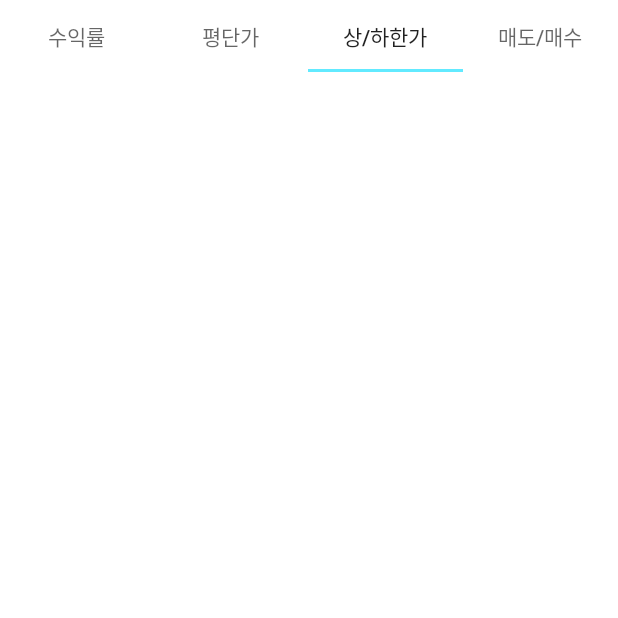
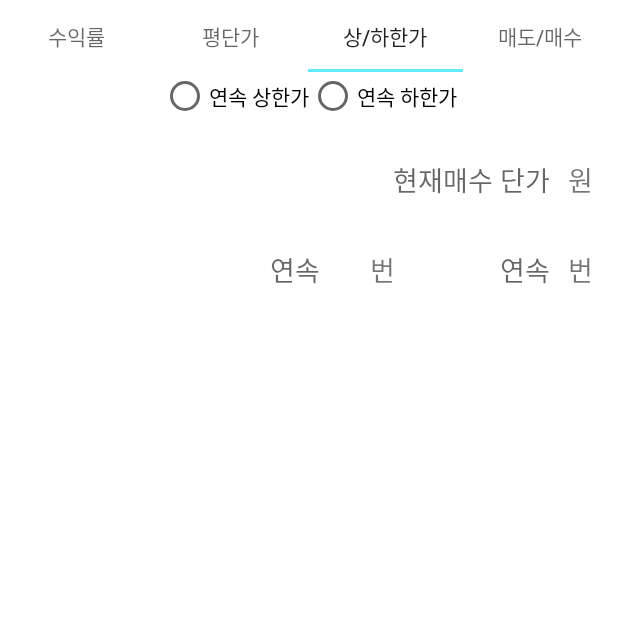
Before and after one commit to vpdls1511/stock_Android, an Android app: the screen it shows after launch (MainActivity), tab 3 chosen, on a phone screen of 412 x 824 dp, the top half of it. Run offline under Robolectric (Android 15) with nearby library versions, the phone set to English and light mode, and no system bars; libraries missing offline, so code that uses them is left out: com.gauravk.bubblenavigation; 2 statements that could not run were skipped.

Commit message:
radio button added

```diff
--- a/app/src/main/java/com/ngyu/stock/ui/fragments/ContinuityFragment.kt
+++ b/app/src/main/java/com/ngyu/stock/ui/fragments/ContinuityFragment.kt
@@ -5,6 +5,9 @@ import android.util.Log
 import android.view.LayoutInflater
 import android.view.View
 import android.view.ViewGroup
+import android.widget.RadioButton
+import android.widget.RadioGroup
+import android.widget.Toast
 import androidx.fragment.app.Fragment
 import androidx.viewpager.widget.ViewPager
 import com.gauravk.bubblenavigation.BubbleNavigationLinearView
@@ -28,6 +31,20 @@ open class ContinuityFragment : Fragment()
     {
         val v = inflater.inflate(R.layout.continuity_stock, container, false)
 
+        var radioValue = 0
+        val radioGroup: RadioGroup = v.findViewById(R.id.radioGroup)
+
+        radioGroup.setOnCheckedChangeListener{group, checkedId ->
+            val radioButton:RadioButton = v.findViewById(checkedId)
+            Toast.makeText(context, radioButton.text ,Toast.LENGTH_SHORT).show()
+
+            if(radioButton.text == "연속 상한가"){
+                radioValue = 1
+            }else if(radioButton.text == "연속 하한가"){
+                radioValue = 0
+            }
+        }
+
 
 
         return v
--- a/app/src/main/res/layout/continuity_stock.xml
+++ b/app/src/main/res/layout/continuity_stock.xml
@@ -7,5 +7,110 @@
     android:layout_height="match_parent">
 
 
+    <RadioGroup
+        android:id="@+id/radioGroup"
+        android:layout_width="wrap_content"
+        android:layout_height="wrap_content"
+        android:layout_gravity="center"
+        android:orientation="horizontal">
+
+        <RadioButton
+            android:id="@+id/radioUp"
+            android:layout_width="wrap_content"
+            android:layout_height="wrap_content"
+            android:text="연속 상한가"
+            />
+
+        <RadioButton
+            android:id="@+id/radioDown"
+            android:layout_width="wrap_content"
+            android:layout_height="wrap_content"
+            android:text="연속 하한가"
+            />
+    </RadioGroup>
+
+    <RelativeLayout
+        android:layout_width="match_parent"
+        android:layout_height="wrap_content"
+        android:layout_marginTop="20dp"
+        android:layout_marginRight="5dp"
+        android:orientation="horizontal">
+
+        <TextView
+            android:layout_width="40dp"
+            android:layout_height="40dp"
+            android:layout_alignParentRight="true"
+            android:layout_weight="1"
+            android:height="30dp"
+            android:gravity="center"
+            android:text="원"
+            android:textSize="18sp" />
+
+        <EditText
+            android:id="@+id/until_pirce1"
+            android:layout_width="match_parent"
+            android:layout_marginRight="40dp"
+            android:layout_height="40dp"
+            android:layout_gravity="center"
+            android:autofillHints=""
+            android:background="@android:color/transparent"
+            android:ems="10"
+            android:gravity="center|right"
+            android:hint="현재매수 단가"
+            android:inputType="number" />
+    </RelativeLayout>
+
+    <LinearLayout
+        android:layout_width="match_parent"
+        android:layout_height="wrap_content"
+        android:layout_marginTop="20dp"
+        android:layout_marginRight="5dp"
+        android:orientation="horizontal">
+        <EditText
+            android:id="@+id/percentStock"
+            android:layout_width="wrap_content"
+            android:layout_height="40dp"
+            android:layout_gravity="center"
+            android:background="@android:color/transparent"
+            android:ems="10"
+            android:gravity="center|right"
+            android:hint="연속"
+            android:inputType="number" />
+
+        <TextView
+            android:layout_width="40dp"
+            android:layout_height="40dp"
+            android:layout_weight="1"
+            android:height="30dp"
+            android:gravity="center"
+            android:text="번"
+            android:textSize="18sp" />
+
+        <LinearLayout
+            android:layout_width="wrap_content"
+            android:layout_height="wrap_content"
+            android:orientation="horizontal"
+            android:layout_gravity="right">
+            <EditText
+                android:id="@+id/repeatCount"
+                android:layout_width="70dp"
+                android:layout_height="40dp"
+                android:layout_gravity="center"
+                android:background="@android:color/transparent"
+                android:ems="10"
+                android:gravity="center|right"
+                android:hint="연속"
+                android:inputType="number" />
+
+            <TextView
+                android:layout_width="40dp"
+                android:layout_height="40dp"
+                android:layout_weight="1"
+                android:height="30dp"
+                android:gravity="center"
+                android:text="번"
+                android:textSize="18sp" />
+        </LinearLayout>
+    </LinearLayout>
 
 </LinearLayout>
```
